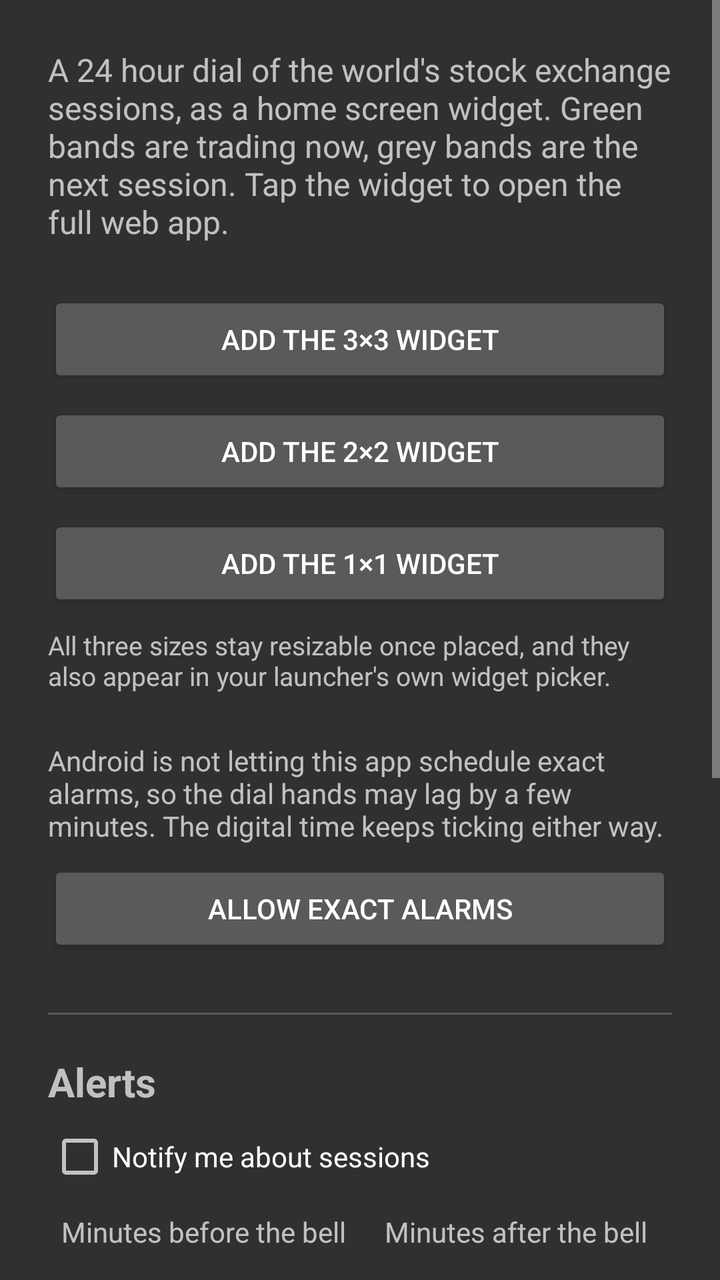
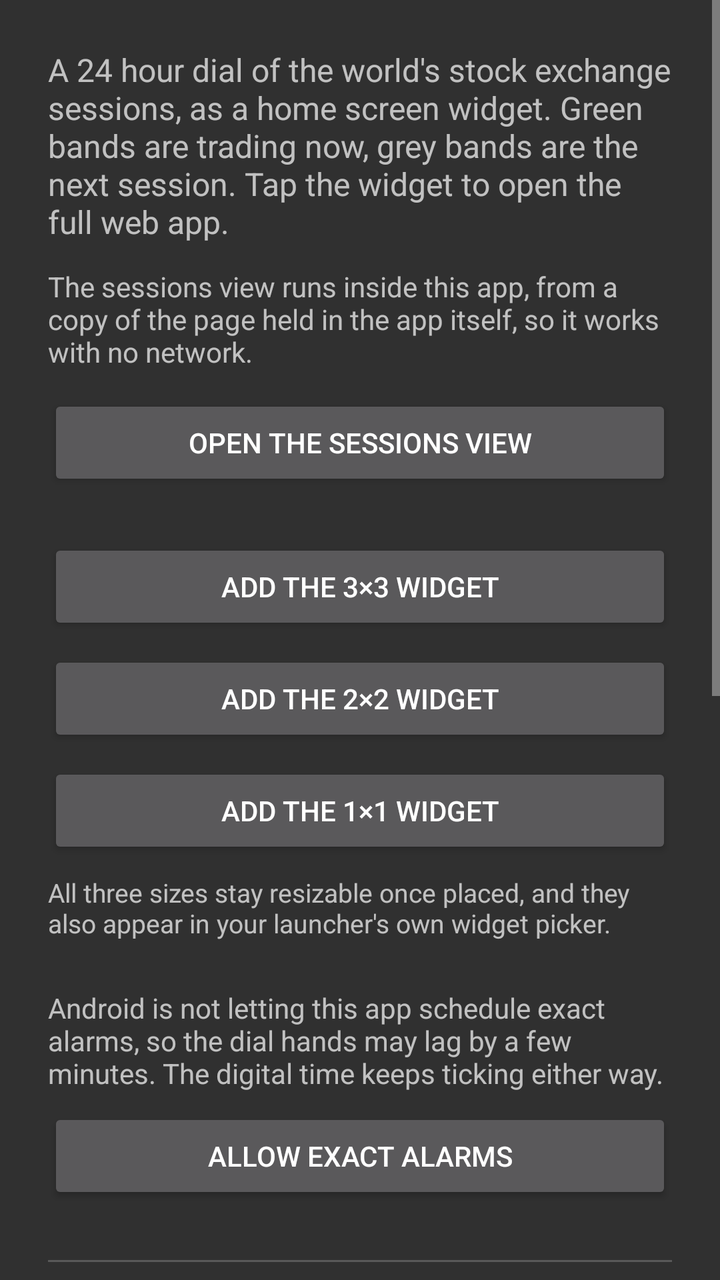

Compare the two renders of this Android layout. The source of the first and the diff that turns it into the second are given below.
<!-- AndroidManifest.xml: application theme android:Theme.Material -->
<!-- res/layout/activity_main.xml -->
<?xml version="1.0" encoding="utf-8"?>
<ScrollView xmlns:android="http://schemas.android.com/apk/res/android"
    android:layout_width="match_parent"
    android:layout_height="match_parent">

    <LinearLayout
        android:layout_width="match_parent"
        android:layout_height="wrap_content"
        android:orientation="vertical"
        android:padding="24dp">

        <TextView
            android:layout_width="match_parent"
            android:layout_height="wrap_content"
            android:text="@string/intro"
            android:textSize="16sp" />

        <Button
            android:id="@+id/btn_add_large"
            android:layout_width="match_parent"
            android:layout_height="wrap_content"
            android:layout_marginTop="24dp"
            android:text="@string/add_widget_large" />

        <Button
            android:id="@+id/btn_add_medium"
            android:layout_width="match_parent"
            android:layout_height="wrap_content"
            android:layout_marginTop="8dp"
            android:text="@string/add_widget_medium" />

        <Button
            android:id="@+id/btn_add_small"
            android:layout_width="match_parent"
            android:layout_height="wrap_content"
            android:layout_marginTop="8dp"
            android:text="@string/add_widget_small" />

        <TextView
            android:layout_width="match_parent"
            android:layout_height="wrap_content"
            android:layout_marginTop="8dp"
            android:text="@string/sizes_note"
            android:textSize="13sp" />

        <TextView
            android:id="@+id/txt_exact_alarms"
            android:layout_width="match_parent"
            android:layout_height="wrap_content"
            android:layout_marginTop="24dp"
            android:text="@string/exact_alarms_explainer"
            android:textSize="14sp" />

        <Button
            android:id="@+id/btn_exact_alarms"
            android:layout_width="match_parent"
            android:layout_height="wrap_content"
            android:layout_marginTop="8dp"
            android:text="@string/exact_alarms_button" />

        <View
            android:layout_width="match_parent"
            android:layout_height="1dp"
            android:layout_marginTop="28dp"
            android:background="#33FFFFFF" />

        <TextView
            android:layout_width="match_parent"
            android:layout_height="wrap_content"
            android:layout_marginTop="20dp"
            android:text="@string/alerts_heading"
            android:textSize="20sp"
            android:textStyle="bold" />

        <CheckBox
            android:id="@+id/chk_alerts"
            android:layout_width="match_parent"
            android:layout_height="wrap_content"
            android:layout_marginTop="8dp"
            android:text="@string/alerts_enable" />

        <TextView
            android:id="@+id/txt_alerts_permission"
            android:layout_width="match_parent"
            android:layout_height="wrap_content"
            android:layout_marginTop="4dp"
            android:text="@string/alerts_needs_permission"
            android:textSize="13sp"
            android:visibility="gone" />

        <TextView
            android:id="@+id/txt_alerts_exact"
            android:layout_width="match_parent"
            android:layout_height="wrap_content"
            android:layout_marginTop="4dp"
            android:text="@string/alerts_needs_exact"
            android:textSize="13sp"
            android:visibility="gone" />

        <LinearLayout
            android:id="@+id/box_alerts"
            android:layout_width="match_parent"
            android:layout_height="wrap_content"
            android:orientation="vertical">

            <LinearLayout
                android:layout_width="match_parent"
                android:layout_height="wrap_content"
                android:layout_marginTop="12dp"
                android:baselineAligned="false"
                android:orientation="horizontal">

                <LinearLayout
                    android:layout_width="0dp"
                    android:layout_height="wrap_content"
                    android:layout_weight="1"
                    android:gravity="center_horizontal"
                    android:orientation="vertical">

                    <TextView
                        android:layout_width="wrap_content"
                        android:layout_height="wrap_content"
                        android:text="@string/alerts_before"
                        android:textSize="14sp" />

                    <NumberPicker
                        android:id="@+id/pick_before"
                        android:layout_width="wrap_content"
                        android:layout_height="wrap_content" />
                </LinearLayout>

                <LinearLayout
                    android:layout_width="0dp"
                    android:layout_height="wrap_content"
                    android:layout_weight="1"
                    android:gravity="center_horizontal"
                    android:orientation="vertical">

                    <TextView
                        android:layout_width="wrap_content"
                        android:layout_height="wrap_content"
                        android:text="@string/alerts_after"
                        android:textSize="14sp" />

                    <NumberPicker
                        android:id="@+id/pick_after"
                        android:layout_width="wrap_content"
                        android:layout_height="wrap_content" />
                </LinearLayout>
            </LinearLayout>

            <TextView
                android:layout_width="match_parent"
                android:layout_height="wrap_content"
                android:text="@string/alerts_zero_note"
                android:textSize="13sp" />

            <LinearLayout
                android:layout_width="match_parent"
                android:layout_height="wrap_content"
                android:layout_marginTop="12dp"
                android:orientation="horizontal">

                <CheckBox
                    android:id="@+id/chk_on_open"
                    android:layout_width="0dp"
                    android:layout_height="wrap_content"
                    android:layout_weight="1"
                    android:text="@string/alerts_on_open" />

                <CheckBox
                    android:id="@+id/chk_on_close"
                    android:layout_width="0dp"
                    android:layout_height="wrap_content"
                    android:layout_weight="1"
                    android:text="@string/alerts_on_close" />
            </LinearLayout>

            <TextView
                android:layout_width="match_parent"
                android:layout_height="wrap_content"
                android:layout_marginTop="16dp"
                android:text="@string/alerts_markets"
                android:textSize="16sp"
                android:textStyle="bold" />

            <TextView
                android:layout_width="match_parent"
                android:layout_height="wrap_content"
                android:text="@string/alerts_markets_note"
                android:textSize="13sp" />

            <LinearLayout
                android:id="@+id/box_markets"
                android:layout_width="match_parent"
                android:layout_height="wrap_content"
                android:layout_marginTop="4dp"
                android:orientation="vertical" />
        </LinearLayout>

        <Button
            android:id="@+id/btn_open_web"
            android:layout_width="match_parent"
            android:layout_height="wrap_content"
            android:layout_marginTop="24dp"
            android:text="@string/open_web_app" />
    </LinearLayout>
</ScrollView>
<!-- resources referenced by this layout -->
<resources>
  <string name="add_widget_large">Add the 3×3 widget</string>
  <string name="add_widget_medium">Add the 2×2 widget</string>
  <string name="add_widget_small">Add the 1×1 widget</string>
  <string name="alerts_after">Minutes after the bell</string>
  <string name="alerts_before">Minutes before the bell</string>
  <string name="alerts_enable">Notify me about sessions</string>
  <string name="alerts_heading">Alerts</string>
  <string name="alerts_markets">Alert me about these markets</string>
  <string name="alerts_markets_note">Nothing is selected to begin with: all fourteen markets on both bells would be over fifty notifications a day.</string>
  <string name="alerts_needs_exact">Alerts are scheduled with exact alarms. Without that permission they can arrive minutes late.</string>
  <string name="alerts_needs_permission">Notifications are blocked for this app, so alerts cannot be shown. Allow them in Settings.</string>
  <string name="alerts_on_close">Closes</string>
  <string name="alerts_on_open">Opens</string>
  <string name="alerts_zero_note">Zero turns that side off. With both at zero nothing is scheduled.</string>
  <string name="exact_alarms_button">Allow exact alarms</string>
  <string name="exact_alarms_explainer">Android is not letting this app schedule exact alarms, so the dial hands may lag by a few minutes. The digital time keeps ticking either way.</string>
  <string name="intro">A 24 hour dial of the world\'s stock exchange sessions, as a home screen widget. Green bands are trading now, grey bands are the next session. Tap the widget to open the full web app.</string>
  <string name="open_web_app">Open the web app</string>
  <string name="sizes_note">All three sizes stay resizable once placed, and they also appear in your launcher\'s own widget picker.</string>
</resources>

<!-- the commit's change to res/layout/activity_main.xml (unified diff, before → after) -->
@@ -15,6 +15,20 @@
             android:text="@string/intro"
             android:textSize="16sp" />
 
+        <TextView
+            android:layout_width="match_parent"
+            android:layout_height="wrap_content"
+            android:layout_marginTop="12dp"
+            android:text="@string/intro_local"
+            android:textSize="14sp" />
+
+        <Button
+            android:id="@+id/btn_open_sessions"
+            android:layout_width="match_parent"
+            android:layout_height="wrap_content"
+            android:layout_marginTop="12dp"
+            android:text="@string/open_sessions" />
+
         <Button
             android:id="@+id/btn_add_large"
             android:layout_width="match_parent"
<!-- resource entries referenced after the edit -->
@@ -17,7 +17,9 @@
   <string name="exact_alarms_button">Allow exact alarms</string>
   <string name="exact_alarms_explainer">Android is not letting this app schedule exact alarms, so the dial hands may lag by a few minutes. The digital time keeps ticking either way.</string>
   <string name="intro">A 24 hour dial of the world\'s stock exchange sessions, as a home screen widget. Green bands are trading now, grey bands are the next session. Tap the widget to open the full web app.</string>
-  <string name="open_web_app">Open the web app</string>
+  <string name="intro_local">The sessions view runs inside this app, from a copy of the page held in the app itself, so it works with no network.</string>
+  <string name="open_sessions">Open the sessions view</string>
+  <string name="open_web_app">Open the hosted page in a browser</string>
   <string name="sizes_note">All three sizes stay resizable once placed, and they also appear in your launcher\'s own widget picker.</string>
 </resources>
 
